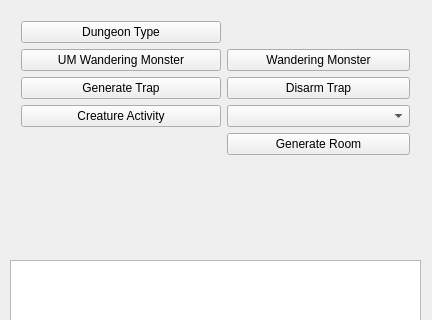
Above: mainwindow.ui from erickveil/UndermountainRooms before the change; both pictures show x 0 to 432 and y 0 to 320 of the 432 by 616 pixel window. Below: the same form after it.
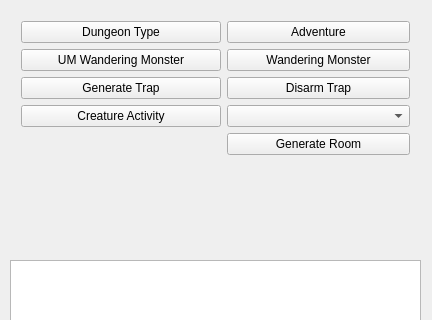
That is the form after the change.

What changed in the file:
```diff
--- a/mainwindow.ui
+++ b/mainwindow.ui
@@ -116,6 +116,13 @@
        </property>
       </widget>
      </item>
+     <item row="0" column="1">
+      <widget class="QPushButton" name="genAdventure">
+       <property name="text">
+        <string>Adventure</string>
+       </property>
+      </widget>
+     </item>
     </layout>
    </widget>
    <widget class="QPlainTextEdit" name="resultArea">
```
